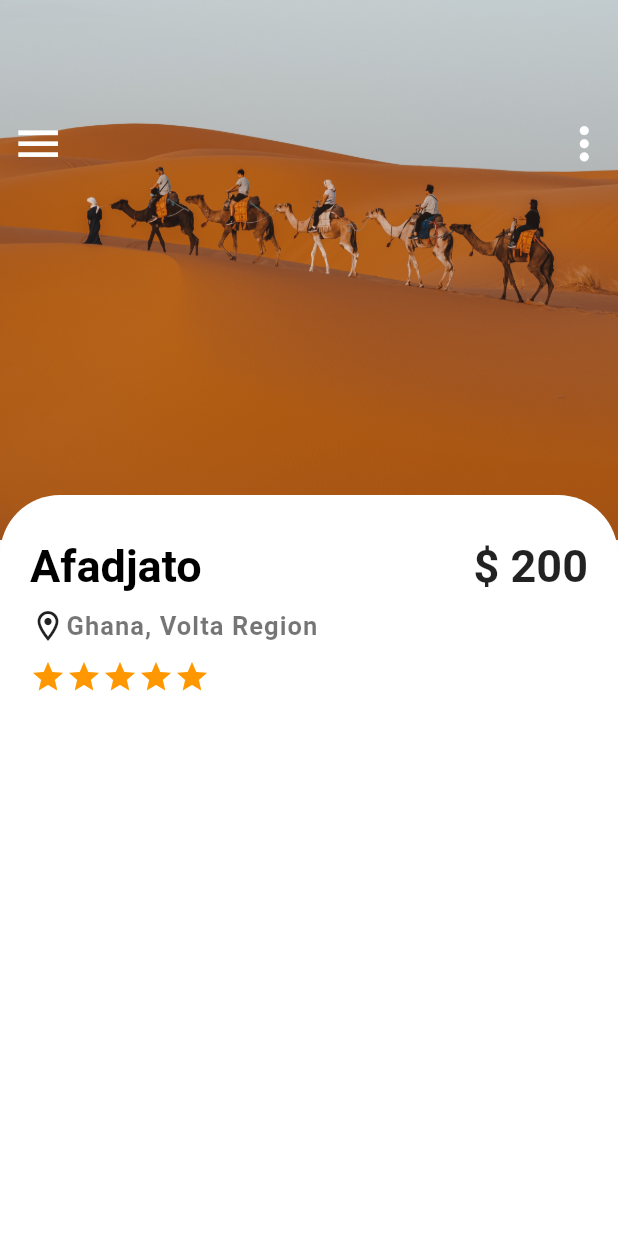
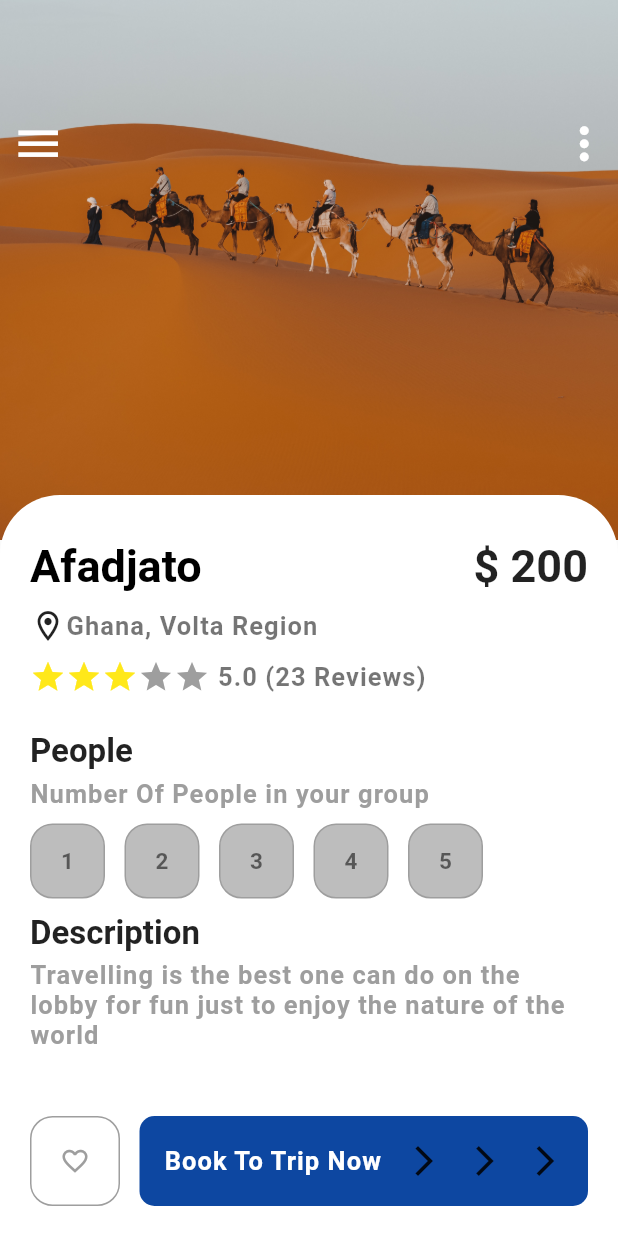
Before and after one commit to Ikwame91/TravelAppWithBloc, a Flutter app: the screen it shows after launch, on a phone screen of 412 x 824 dp. Run offline on Flutter 3.47's test engine with Material 2 defaults, Android fonts, the phone set to English and light mode, and no system bars.

Commit message:
Ui of various pages complete

```diff
--- a/lib/pages/detail_page.dart
+++ b/lib/pages/detail_page.dart
@@ -2,6 +2,8 @@
 
 import 'package:flutter/material.dart';
 import 'package:travelappwithbloc/pages/widget/app_text.dart';
+import 'package:travelappwithbloc/pages/widget/detail_page_container.dart';
+import 'package:travelappwithbloc/pages/widget/responsive_button.dart';
 import 'package:travelappwithbloc/pages/widget/text_widget.dart';
 
 class DetailPage extends StatefulWidget {
@@ -12,10 +14,12 @@ class DetailPage extends StatefulWidget {
 }
 
 class _DetailPageState extends State<DetailPage> {
+  int rating = 3;
+  int selectedIndex = -1;
   @override
   Widget build(BuildContext context) {
     return Scaffold(
-      body: Container(
+      body: SizedBox(
         width: double.maxFinite,
         height: double.maxFinite,
         child: Stack(
@@ -99,18 +103,103 @@ class _DetailPageState extends State<DetailPage> {
                     SizedBox(
                       height: 10,
                     ),
+                    Row(
+                      children: [
+                        Wrap(
+                          children: List.generate(5, (index) {
+                            return Icon(
+                              Icons.star,
+                              color: index < rating
+                                  ? Color.fromRGBO(255, 232, 26, 1)
+                                  : Colors.grey,
+                            );
+                          }),
+                        ),
+                        SizedBox(width: 5),
+                        AppText(text: '5.0 (23 Reviews)'),
+                      ],
+                    ),
+                    SizedBox(
+                      height: 25,
+                    ),
+                    LargeText(
+                      text: 'People',
+                      fontSize: 22,
+                      color: Colors.black87,
+                    ),
+                    SizedBox(
+                      height: 5,
+                    ),
+                    AppText(
+                      text: 'Number Of People in your group',
+                      color: Colors.grey,
+                    ),
+                    SizedBox(
+                      height: 10,
+                    ),
                     Wrap(
                       children: List.generate(5, (index) {
-                        return Icon(
-                          Icons.star,
-                          color: Colors.orange,
+                        return InkWell(
+                          onTap: () {
+                            setState(() {
+                              selectedIndex = index;
+                            });
+                          },
+                          child: DetailSmallContainers(
+                            size: 50,
+                            borderColor: selectedIndex == index
+                                ? Colors.black
+                                : Colors.grey,
+                            backgroundColor: selectedIndex == index
+                                ? Colors.black
+                                : Colors.grey.shade400,
+                            color: selectedIndex == index
+                                ? Colors.white
+                                : Colors.black54,
+                            text: (index + 1).toString(),
+                          ),
                         );
                       }),
-                    )
+                    ),
+                    SizedBox(
+                      height: 10,
+                    ),
+                    LargeText(
+                      text: 'Description',
+                      fontSize: 22,
+                      color: Colors.black87,
+                    ),
+                    SizedBox(
+                      height: 5,
+                    ),
+                    AppText(
+                      text:
+                          'Travelling is the best one can do on the lobby for fun just to enjoy the nature of the world',
+                      color: Colors.grey,
+                    ),
                   ],
                 ),
               ),
             ),
+            Positioned(
+                bottom: 20,
+                left: 20,
+                right: 20,
+                child: Row(
+                  children: [
+                    DetailSmallContainers(
+                      size: 60,
+                      borderColor: Colors.grey,
+                      backgroundColor: Colors.white,
+                      color: Colors.grey,
+                      icon: Icons.favorite_outline,
+                      isIcon: true,
+                    ),
+                    ResponsiveButton(
+                      isResponsive: true,
+                    )
+                  ],
+                ))
           ],
         ),
       ),
--- a/lib/pages/navpages/homepage.dart
+++ b/lib/pages/navpages/homepage.dart
@@ -21,7 +21,7 @@ class _HomepageState extends State<Homepage> with TickerProviderStateMixin {
   };
   @override
   Widget build(BuildContext context) {
-    TabController _tabController = TabController(length: 3, vsync: this);
+    TabController tabController = TabController(length: 3, vsync: this);
 
     return Scaffold(
       body: ListView(
@@ -29,8 +29,7 @@ class _HomepageState extends State<Homepage> with TickerProviderStateMixin {
           Column(
             crossAxisAlignment: CrossAxisAlignment.start,
             children: [
-              Container(
-                child: Padding(
+              Padding(
                 padding: const EdgeInsets.only(
                   top: 70,
                   left: 20,
@@ -59,7 +58,6 @@ class _HomepageState extends State<Homepage> with TickerProviderStateMixin {
                   ],
                 ),
               ),
-              ),
               SizedBox(
                 height: 40,
               ),
@@ -70,7 +68,7 @@ class _HomepageState extends State<Homepage> with TickerProviderStateMixin {
               SizedBox(
                 height: 40,
               ),
-              Container(
+              SizedBox(
                 height: 100,
                 child: Align(
                   alignment: Alignment.centerLeft,
@@ -79,7 +77,7 @@ class _HomepageState extends State<Homepage> with TickerProviderStateMixin {
                         TextStyle(fontSize: 18, fontWeight: FontWeight.bold),
                     labelPadding:
                         EdgeInsets.symmetric(horizontal: 20, vertical: 10),
-                    controller: _tabController,
+                    controller: tabController,
                     unselectedLabelColor: Color(0xFF9E9E9E),
                     isScrollable: true,
                     indicatorSize: TabBarIndicatorSize.label,
@@ -98,7 +96,7 @@ class _HomepageState extends State<Homepage> with TickerProviderStateMixin {
                 height: 300,
                 width: double.maxFinite,
                 child: TabBarView(
-                  controller: _tabController,
+                  controller: tabController,
                   children: [
                     TabContent(imagePath: 'assets/images/man.jpg'),
                     TabContent(imagePath: 'assets/images/beautifulroom.jpg'),
@@ -130,7 +128,7 @@ class _HomepageState extends State<Homepage> with TickerProviderStateMixin {
               SizedBox(
                 height: 20,
               ),
-              Container(
+              SizedBox(
                 height: 300,
                 width: double.maxFinite,
                 child: ListView.builder(
--- a/lib/pages/navpages/main_page.dart
+++ b/lib/pages/navpages/main_page.dart
@@ -14,7 +14,12 @@ class MainPage extends StatefulWidget {
 }
 
 class _MainPageState extends State<MainPage> {
-  final List pages = [Homepage(), BarItemPage(), SearchPage(), MyPage()];
+  final List pages = [
+    Homepage(),
+    BarItemPage(),
+    SearchPage(),
+    MyPage(),
+  ];
   int currentIndex = 0;
   void ontap(int index) {
     setState(() {
--- /dev/null
+++ b/lib/pages/widget/detail_page_container.dart
@@ -0,0 +1,51 @@
+// ignore_for_file: public_member_api_docs, sort_constructors_first
+import 'package:flutter/material.dart';
+import 'package:travelappwithbloc/pages/widget/text_widget.dart';
+
+// ignore: must_be_immutable
+class DetailSmallContainers extends StatelessWidget {
+  DetailSmallContainers({
+    Key? key,
+    this.isIcon = false,
+    this.text,
+    this.icon,
+    required this.color,
+    required this.backgroundColor,
+    required this.borderColor,
+    required this.size,
+  }) : super(key: key);
+  String? text;
+  IconData? icon;
+  final Color color;
+  final Color backgroundColor;
+  final double size;
+  final Color borderColor;
+  bool? isIcon;
+  @override
+  Widget build(BuildContext context) {
+    return Container(
+        margin: const EdgeInsets.only(right: 13),
+        width: size,
+        height: size,
+        decoration: BoxDecoration(
+          border: Border.all(color: borderColor, width: 1),
+          borderRadius: BorderRadius.circular(15),
+          color: backgroundColor,
+        ),
+        child: isIcon == false
+            ? Center(
+                child: AppText(
+                  text: text!,
+                  color: color,
+                  fontSize: 15,
+                ),
+              )
+            : Center(
+                child: Icon(
+                  icon,
+                  color: color,
+                  size: 20,
+                ),
+              ));
+  }
+}
--- a/lib/pages/widget/responsive_button.dart
+++ b/lib/pages/widget/responsive_button.dart
@@ -1,31 +1,39 @@
 // ignore_for_file: public_member_api_docs, sort_constructors_first, prefer_const_literals_to_create_immutables, prefer_const_constructors, must_be_immutable
 import 'package:flutter/material.dart';
+import 'package:travelappwithbloc/pages/widget/text_widget.dart';
 
 class ResponsiveButton extends StatelessWidget {
   ResponsiveButton({
     Key? key,
     this.isResponsive = false,
-    this.width,
+    this.width = 120,
   }) : super(key: key);
   bool? isResponsive;
   double? width;
   @override
   Widget build(BuildContext context) {
-    return Container(
-      width: width,
+    return Flexible(
+      child: Container(
+        width: isResponsive == false ? width : double.maxFinite,
         height: 60,
         decoration: BoxDecoration(
           borderRadius: BorderRadius.circular(10),
-        color: Colors.blue.shade300,
+          color: Colors.blue.shade900,
         ),
         child: Row(
-        mainAxisAlignment: MainAxisAlignment.spaceEvenly,
+          mainAxisAlignment: isResponsive == false
+              ? MainAxisAlignment.center
+              : MainAxisAlignment.spaceEvenly,
           children: [
+            isResponsive == true
+                ? AppText(text: 'Book To Trip Now', color: Colors.white)
+                : Container(),
             Icon(Icons.arrow_forward_ios),
             Icon(Icons.arrow_forward_ios),
             Icon(Icons.arrow_forward_ios),
           ],
         ),
+      ),
     );
   }
 }
```
Lines whose indentation alone changed are shown as unchanged.
